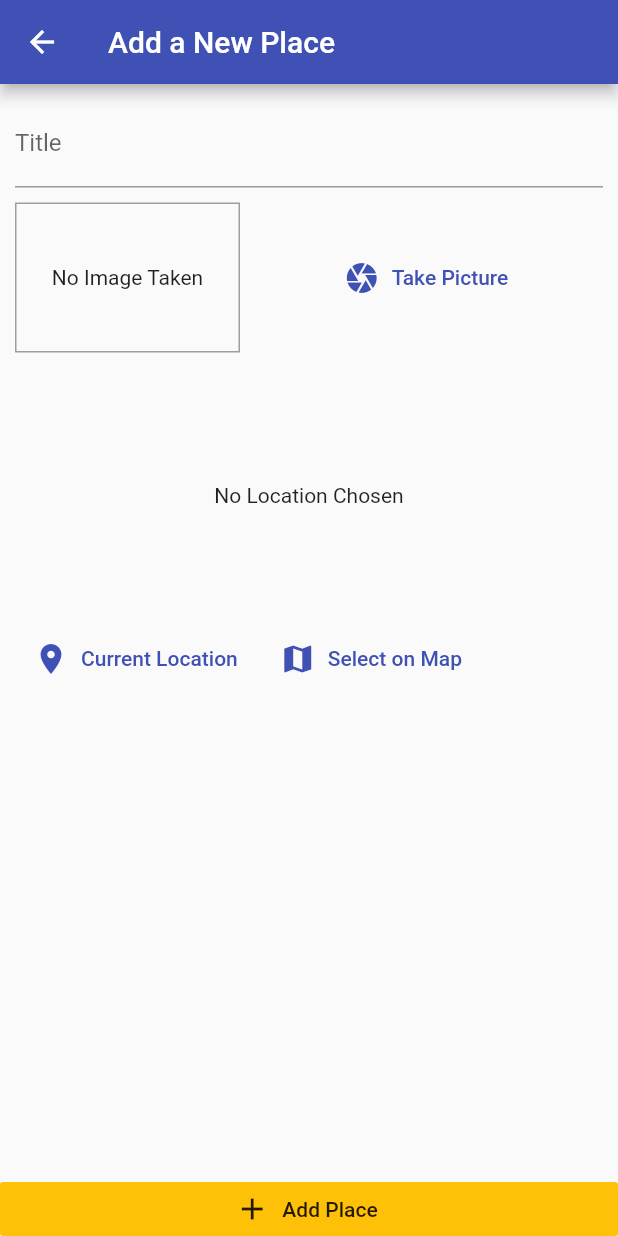
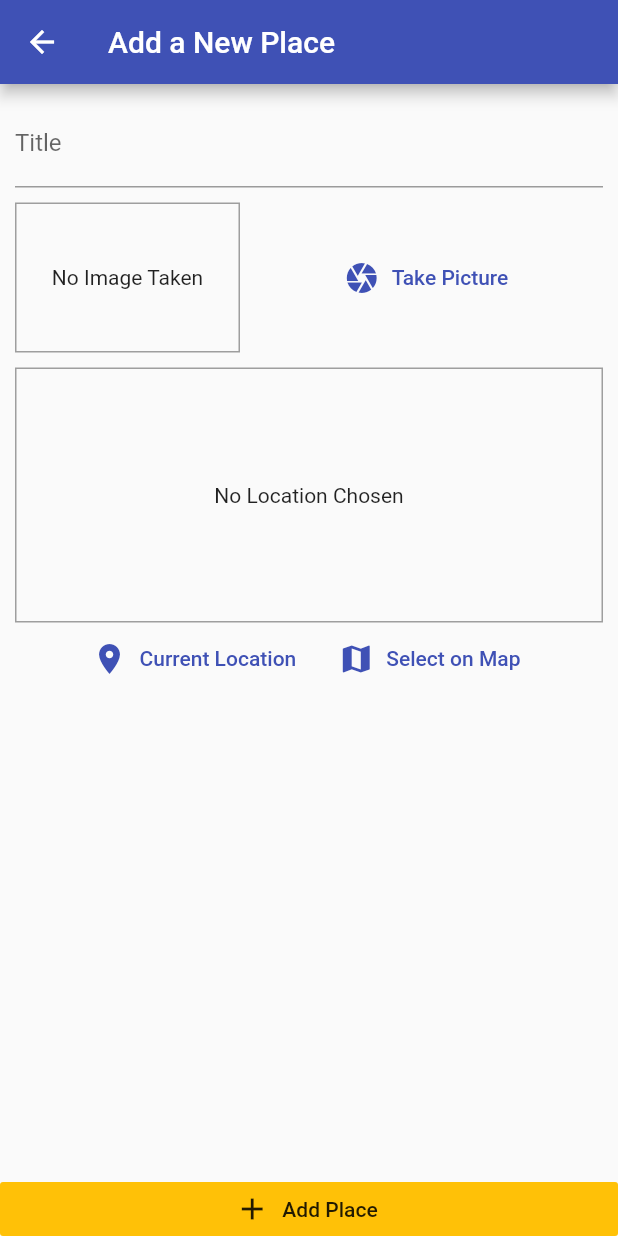
Before and after one commit to ong-ar/flutter_places, a Flutter app: the AddPlaceScreen screen opened by its route, on a phone screen of 412 x 824 dp. Run offline on Flutter 3.47's test engine with Material 2 defaults, Android fonts, the phone set to English and light mode, and no system bars; our stand-ins replace image_picker, sqflite; accounts and stored records are empty.

```diff
--- a/lib/widgets/location_input.dart
+++ b/lib/widgets/location_input.dart
@@ -15,6 +15,11 @@ class _LocationInputState extends State<LocationInput> {
         Container(
           height: 170,
           width: double.infinity,
+          decoration: BoxDecoration(
+              border: Border.all(
+            width: 1,
+            color: Colors.grey,
+          )),
           alignment: Alignment.center,
           child: _previewImageUrl == null
               ? Text(
@@ -28,6 +33,7 @@ class _LocationInputState extends State<LocationInput> {
                 ),
         ),
         Row(
+          mainAxisAlignment: MainAxisAlignment.center,
           children: <Widget>[
             FlatButton.icon(
               icon: Icon(Icons.location_on),
```
Also changed, not shown: 1 other file.
